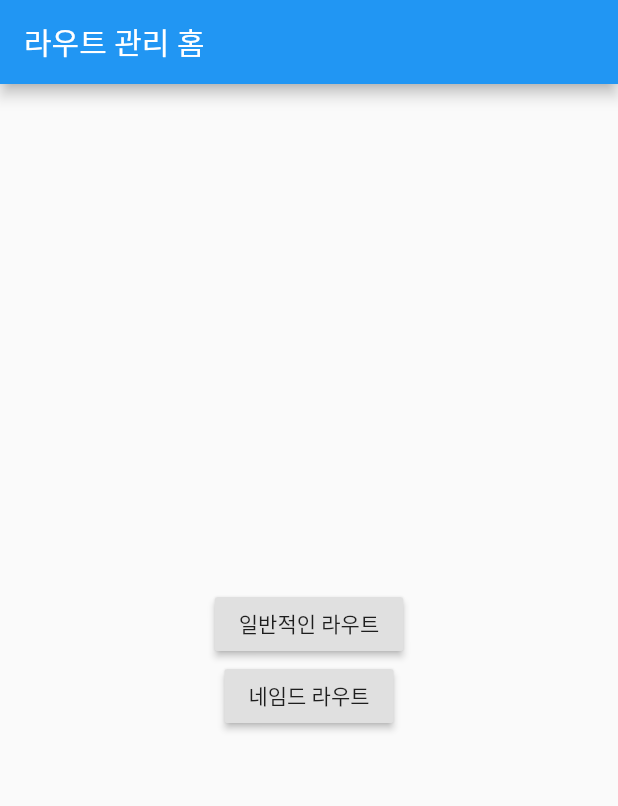
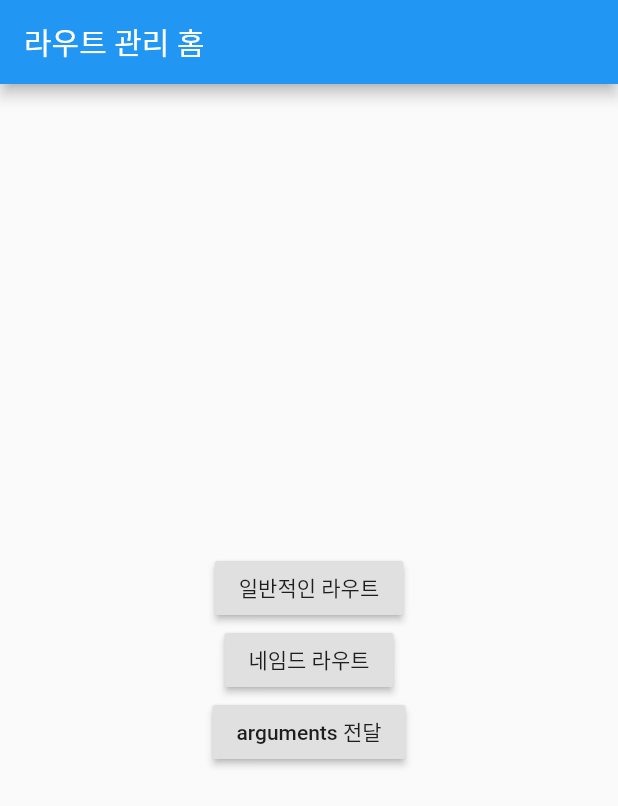
Before and after one commit to rwarou/getX, a Flutter app: the screen it shows after launch, on a phone screen of 412 x 824 dp. Shown: the top 806 px of the screen. Run offline on Flutter 3.47's test engine with Material 2 defaults, Android fonts, the phone set to English and light mode, and no system bars; our stand-ins replace get.

Commit message:
arguments 전달

```diff
--- a/lib/main.dart
+++ b/lib/main.dart
@@ -3,6 +3,7 @@ import 'package:get/get.dart';
 import 'package:get_x/src/home.dart';
 import 'package:get_x/src/pages/named/first.dart';
 import 'package:get_x/src/pages/named/second.dart';
+import 'package:get_x/src/pages/next.dart';
 
 void main() {
   runApp(const MyApp());
@@ -19,15 +20,32 @@ class MyApp extends StatelessWidget {
         primarySwatch: Colors.blue,
       ),
       initialRoute: "/",
-      routes: {
-        "/": (context) => Home(),
-        "/first": (context) => FirstNamedPage(),
-        "/second": (context) => SecondNamedPage(),
-      },
+      // routes: {
+      //   "/": (context) => Home(),
+      //   "/first": (context) => FirstNamedPage(),
+      //   "/second": (context) => SecondNamedPage(),
+      // },
       getPages: [
-        GetPage(name: "/", page: () => Home()),
-        GetPage(name: "/first", page: () => FirstNamedPage()),
-        GetPage(name: "/second", page: () => SecondNamedPage()),
+        GetPage(
+          name: "/",
+          page: () => Home(),
+          transition: Transition.zoom,
+        ),
+        GetPage(
+          name: "/first",
+          page: () => FirstNamedPage(),
+          transition: Transition.zoom,
+        ),
+        GetPage(
+          name: "/second",
+          page: () => SecondNamedPage(),
+          transition: Transition.zoom,
+        ),
+        GetPage(
+          name: "/next",
+          page: () => NextPage(),
+          transition: Transition.zoom,
+        ),
       ],
     );
   }
--- a/lib/src/home.dart
+++ b/lib/src/home.dart
@@ -32,6 +32,14 @@ class Home extends StatelessWidget {
                 // Navigator.of(context).pushNamed("/first");
                 Get.toNamed("/first");
               },
+            ),
+            RaisedButton(
+              child: const Text("arguments 전달"),
+              onPressed: () {
+                // Navigator.of(context).pushNamed("/first");
+                Get.toNamed("/next", arguments: User(name: "rwarou", age: 29));
+                // Get.to(FirstPage(), arguments: "rwarou");
+              },
             )
           ],
         ),
@@ -39,3 +47,10 @@ class Home extends StatelessWidget {
     );
   }
 }
+
+class User {
+  String name;
+  int age;
+
+  User({required this.name, required this.age});
+}
```
Also changed, not shown: lib/src/pages/next.dart (added, +33 -0 lines).
